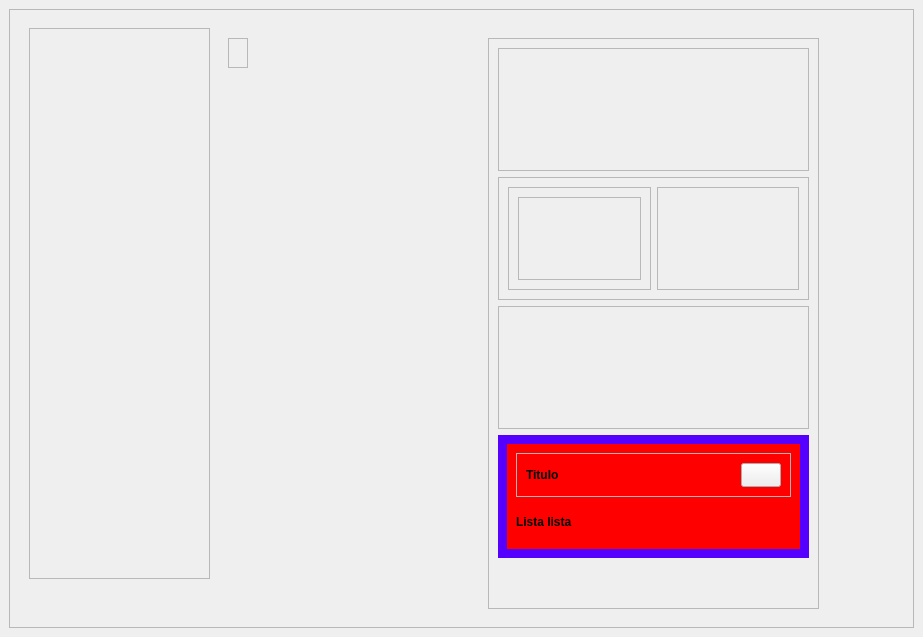
Above: gui/uis/windows/main_window/interface.ui from truev0/FootballManager-Helper before the change. Below: the same form after it.
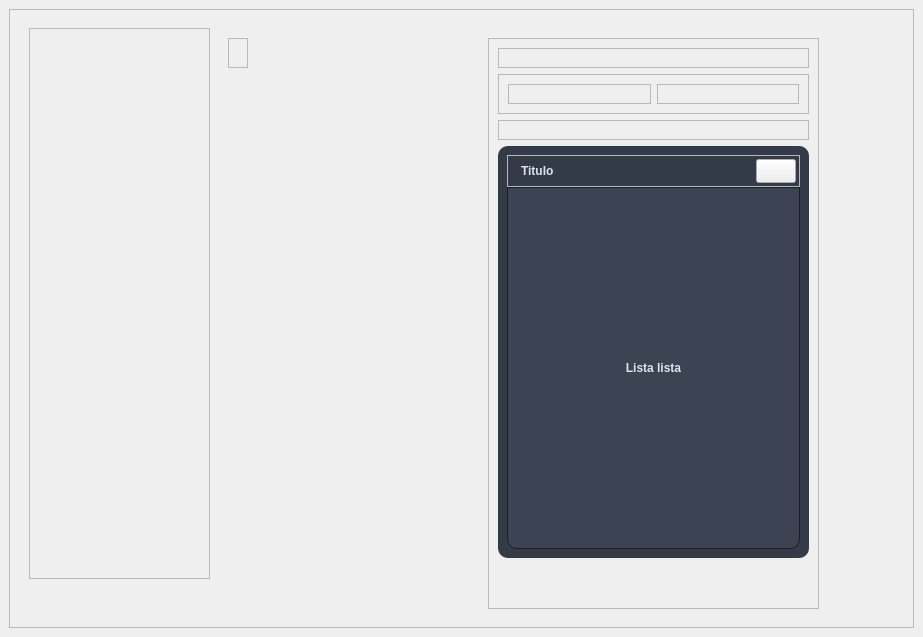
That is the form after the change. Custom widgets are drawn as their Qt base class.

Commit message: Fixed popup notification, playor button and vertical pitch with all functions

What changed in the file:
```diff
--- a/gui/uis/windows/main_window/interface.ui
+++ b/gui/uis/windows/main_window/interface.ui
@@ -161,27 +161,74 @@
         <item>
          <widget class="PyPopupNotification" name="popup_notification_container" native="true">
           <property name="styleSheet">
-           <string notr="true">#popup_notification_container{
-	background-color: rgb(85, 0, 255);
-	color: rgb(0, 0, 0);
+           <string notr="true">    #popup_notification_subcontainer{
+	border-color: #343b48;
+	border-radius:10px;
+	border-width: 1px;
+	margin: 0px;
+	background-color: #343b48;
+
 }
 
-#popup_notification_subcontainer{
-	background-color: rgb(255, 0, 0);
+#label_list {
+	border: 1px ;
+border-color: #1b1e23;
+border-style: solid;
+	border-bottom-left-radius:10px;
+	border-bottom-right-radius:10px;
+	background-color: #3c4454;
+color: #dce1ec;
+
+
+}
+
+#list_notification_frame {
+	background-color:#1b1e23;
+border-top-right-radius: 10px;
+border-top-left-radius: 10px;
+}
+
+#title_notification {
+padding-left: 7px;
+color: #dce1ec;
 }</string>
           </property>
           <layout class="QVBoxLayout" name="popup_notification_container_layout">
+           <property name="spacing">
+            <number>6</number>
+           </property>
+           <property name="leftMargin">
+            <number>0</number>
+           </property>
+           <property name="topMargin">
+            <number>0</number>
+           </property>
+           <property name="rightMargin">
+            <number>0</number>
+           </property>
+           <property name="bottomMargin">
+            <number>0</number>
+           </property>
            <item>
             <widget class="QWidget" name="popup_notification_subcontainer" native="true">
+             <property name="styleSheet">
+              <string notr="true"/>
+             </property>
              <layout class="QVBoxLayout" name="popup_notification_subcontainer_layout">
-              <item>
-               <widget class="QFrame" name="list_notification_frame">
+              <property name="spacing">
+               <number>0</number>
+              </property>
+              <item alignment="Qt::AlignTop">
+               <widget class="QFrame" name="title_notification_frame">
                 <property name="sizePolicy">
                  <sizepolicy hsizetype="Preferred" vsizetype="Preferred">
                   <horstretch>0</horstretch>
                   <verstretch>0</verstretch>
                  </sizepolicy>
                 </property>
+                <property name="styleSheet">
+                 <string notr="true"/>
+                </property>
                 <property name="frameShape">
                  <enum>QFrame::StyledPanel</enum>
                 </property>
@@ -189,6 +236,18 @@
                  <enum>QFrame::Raised</enum>
                 </property>
                 <layout class="QHBoxLayout" name="horizontalLayout">
+                 <property name="leftMargin">
+                  <number>3</number>
+                 </property>
+                 <property name="topMargin">
+                  <number>3</number>
+                 </property>
+                 <property name="rightMargin">
+                  <number>3</number>
+                 </property>
+                 <property name="bottomMargin">
+                  <number>3</number>
+                 </property>
                  <item>
                   <widget class="QLabel" name="title_notification">
                    <property name="sizePolicy">
@@ -202,6 +261,9 @@
                      <bold>true</bold>
                     </font>
                    </property>
+                   <property name="styleSheet">
+                    <string notr="true"/>
+                   </property>
                    <property name="text">
                     <string>Titulo</string>
                    </property>
@@ -234,14 +296,26 @@
               </item>
               <item>
                <widget class="QLabel" name="label_list">
+                <property name="sizePolicy">
+                 <sizepolicy hsizetype="Preferred" vsizetype="MinimumExpanding">
+                  <horstretch>0</horstretch>
+                  <verstretch>0</verstretch>
+                 </sizepolicy>
+                </property>
                 <property name="font">
                  <font>
                   <bold>true</bold>
                  </font>
                 </property>
+                <property name="styleSheet">
+                 <string notr="true"/>
+                </property>
                 <property name="text">
                  <string>Lista lista</string>
                 </property>
+                <property name="alignment">
+                 <set>Qt::AlignCenter</set>
+                </property>
                </widget>
               </item>
              </layout>
```
The commit also changes 12 other files.
